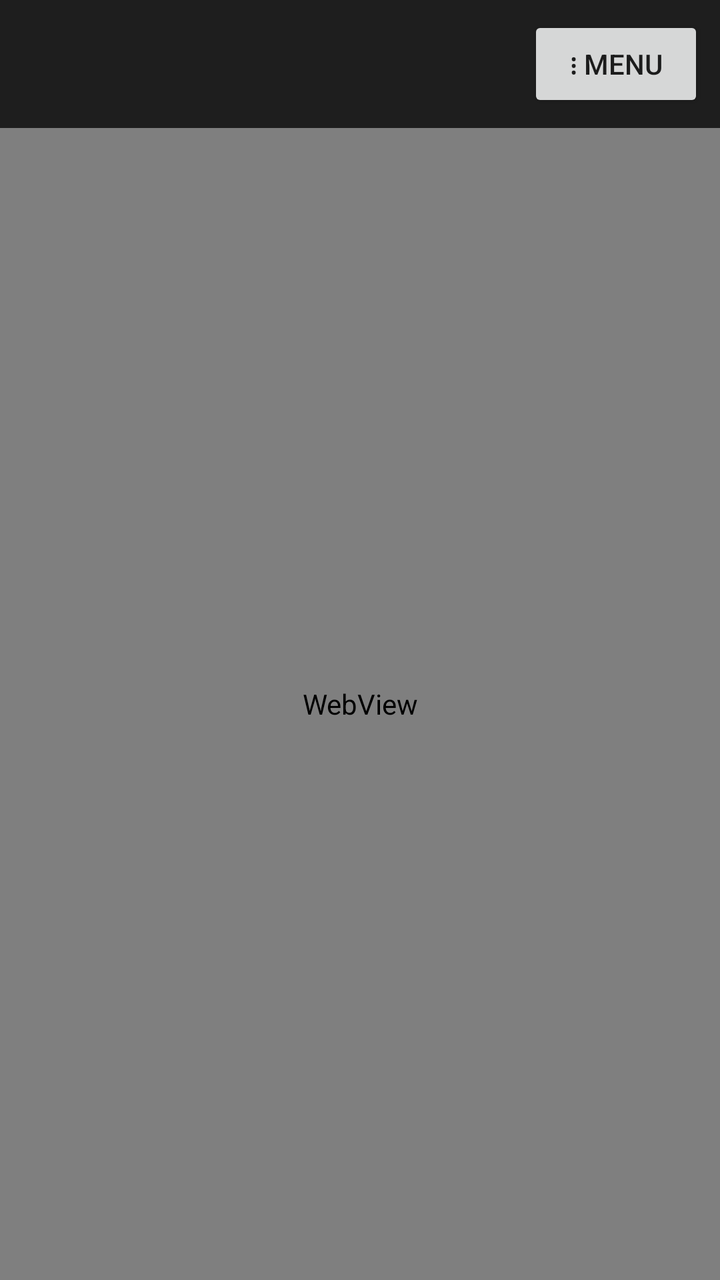
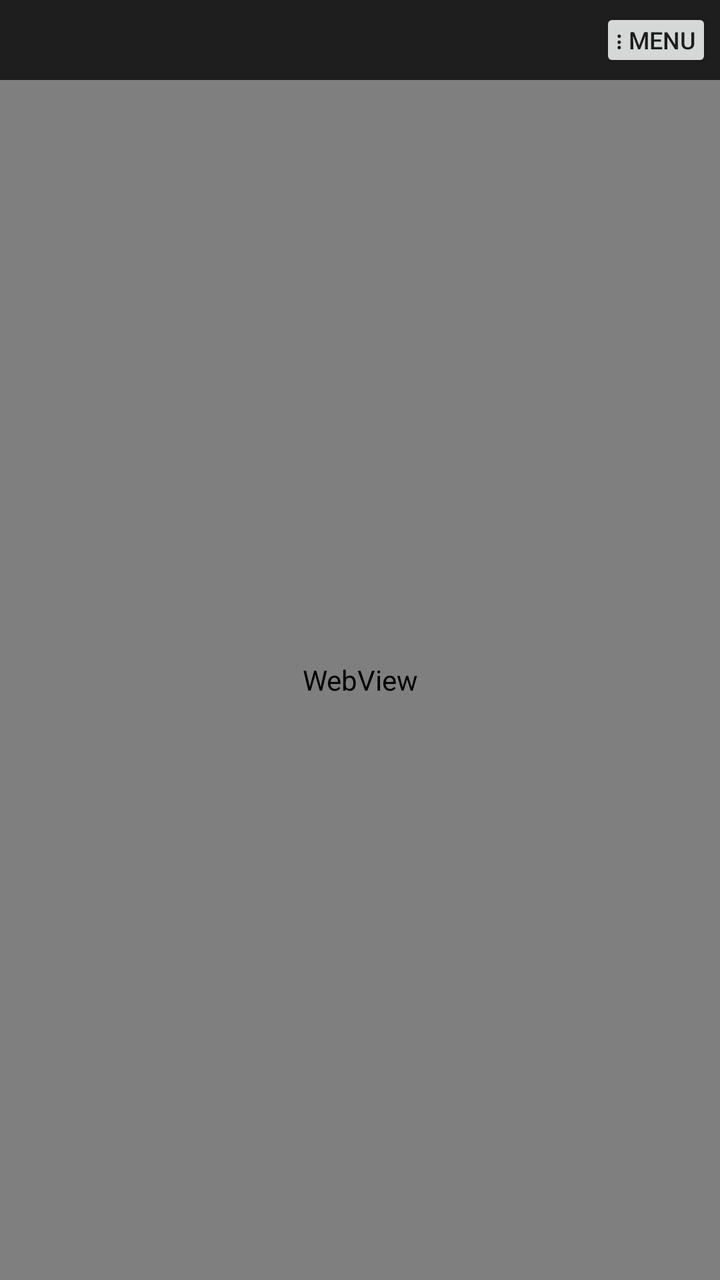

The first picture is an Android layout as it rendered before a commit; the second is the same layout after the commit. The layout source and the unified diff follow.
<!-- AndroidManifest.xml: application theme Theme.AppCompat.DayNight.NoActionBar -->
<!-- res/layout/activity_main.xml -->
<?xml version="1.0" encoding="utf-8"?>
<RelativeLayout xmlns:android="http://schemas.android.com/apk/res/android"
    android:layout_width="match_parent"
    android:layout_height="match_parent"
    android:background="#121212">

    
    <LinearLayout
        android:id="@+id/layoutTopBar"
        android:layout_width="match_parent"
        android:layout_height="wrap_content"
        android:orientation="horizontal"
        android:background="#1E1E1E"
        android:padding="8dp"
        android:gravity="end">

        <Button
            android:id="@+id/btnMenu"
            android:layout_width="wrap_content"
            android:layout_height="wrap_content"
            android:text="⋮ Menu"
            android:textSize="14sp" />
    </LinearLayout>

    
    <Button
        android:id="@+id/btnFloatingChat"
        android:layout_width="56dp"
        android:layout_height="56dp"
        android:layout_alignParentBottom="true"
        android:layout_alignParentEnd="true"
        android:layout_margin="24dp"
        android:background="@drawable/ic_chat"
        android:backgroundTint="#FF0000"
        android:elevation="10dp"
        android:visibility="gone"
        android:contentDescription="Live Chat Pop-up" />

    
    <WebView
        android:id="@+id/webView"
        android:layout_width="match_parent"
        android:layout_height="match_parent"
        android:layout_below="@id/layoutTopBar" />

</RelativeLayout>
<!-- resources referenced by this layout -->
<resources>
  <!-- drawable ic_chat (drawable) -->
  <vector xmlns:android="http://schemas.android.com/apk/res/android"
      android:width="24dp"
      android:height="24dp"
      android:viewportWidth="24"
      android:viewportHeight="24">
    <path
        android:fillColor="#FFFFFFFF"
        android:pathData="M20,2H4C2.9,2 2,2.9 2,4v18l4,-4h14c1.1,0 2,-0.9 2,-2V4C22,2.9 21.1,2 20,2zM20,16H6l-2,2V4h16V16z"/>
  </vector>
</resources>

<!-- the commit's change to res/layout/activity_main.xml (unified diff, before → after) -->
@@ -11,15 +11,21 @@
         android:layout_height="wrap_content"
         android:orientation="horizontal"
         android:background="#1E1E1E"
-        android:padding="8dp"
+        android:padding="4dp"
         android:gravity="end">
 
         <Button
             android:id="@+id/btnMenu"
             android:layout_width="wrap_content"
-            android:layout_height="wrap_content"
+            android:layout_height="32dp"
+            android:minHeight="0dp"
+            android:minWidth="0dp"
+            android:paddingStart="8dp"
+            android:paddingEnd="8dp"
+            android:paddingTop="2dp"
+            android:paddingBottom="2dp"
             android:text="⋮ Menu"
-            android:textSize="14sp" />
+            android:textSize="12sp" />
     </LinearLayout>
 
     
